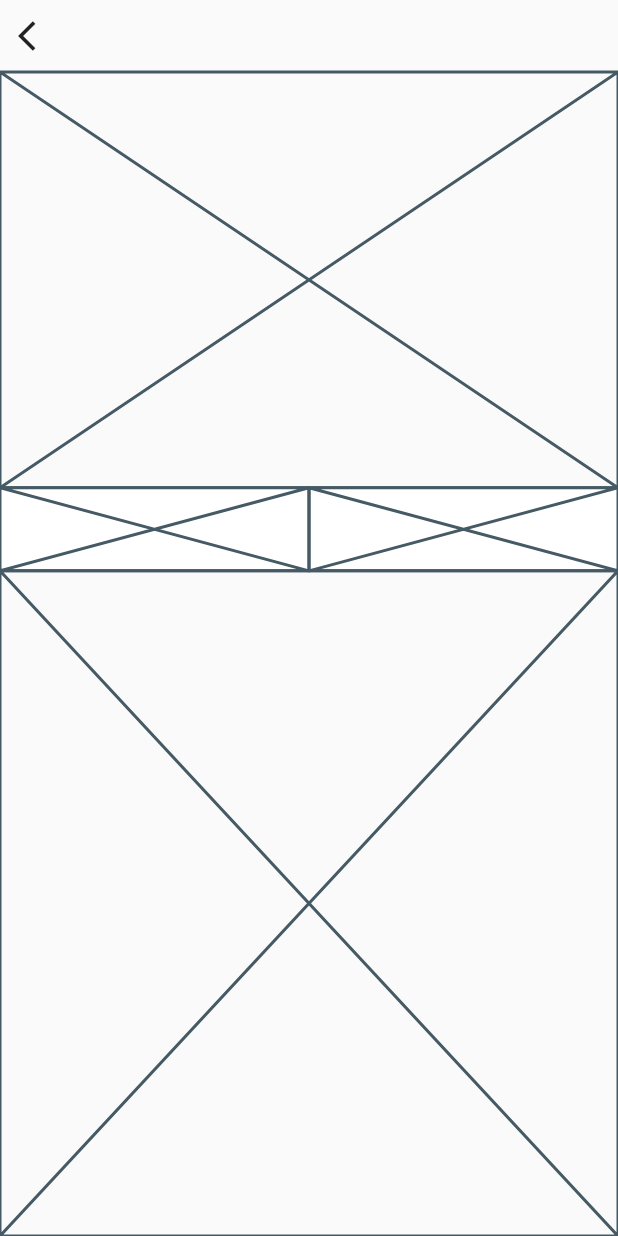
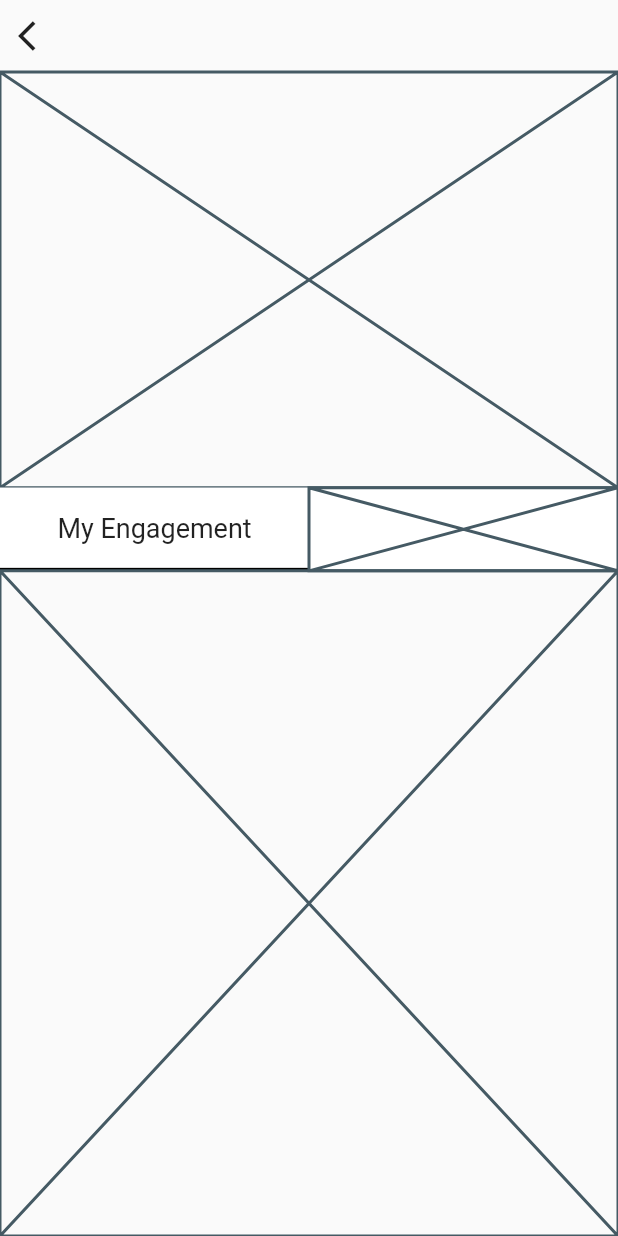
Before and after one commit to JAICHANGPARK/flutter_notebook_11th_story, a Flutter app: the IrysProfilePage screen opened directly, on a phone screen of 412 x 824 dp. Run offline on Flutter 3.47's test engine with Material 2 defaults, Android fonts, the phone set to English and light mode, and no system bars; our stand-ins replace backdrop, badges, flutter_inner_drawer, flutter_slidable, flutter_swiper, google_fonts; network calls fail.

Commit message:
Update irys_profile_page.dart

```diff
--- a/lib/ep727_irys_mobile_app/ui/irys_profile_page.dart
+++ b/lib/ep727_irys_mobile_app/ui/irys_profile_page.dart
@@ -30,7 +30,20 @@ class _IrysProfilePageState extends State<IrysProfilePage> {
                   color: Colors.white,
                   child: Row(
                     children: [
-                      Expanded(child: Placeholder()),
+                      Expanded(child: Column(
+                        mainAxisAlignment: MainAxisAlignment.center,
+                        children: [
+                          Spacer(),
+                          Text("My Engagement", style: TextStyle(
+                            fontSize: 18
+                          ),),
+                          Spacer(),
+                          Container(
+                            height: 2,
+                            color: Colors.black,
+                          )
+                        ],
+                      )),
                       Expanded(child: Placeholder())
                     ],
                   ),
```
